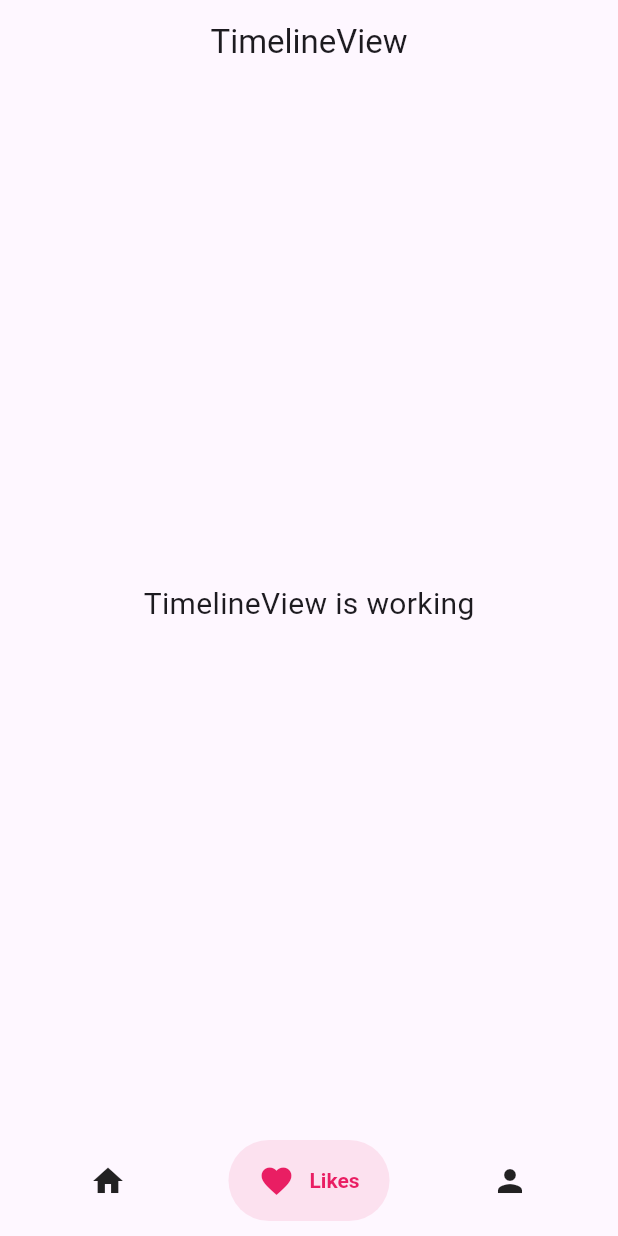
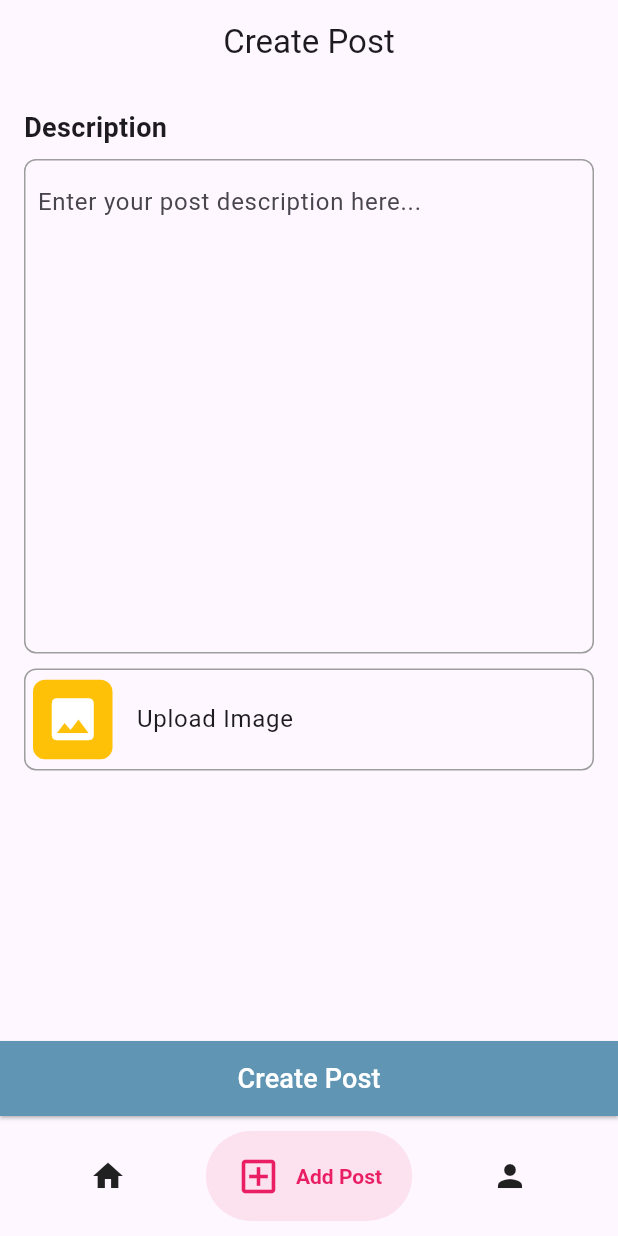
Before and after one commit to khmalz/polling-app, a Flutter app: the screen it shows once a user with an empty profile is signed in, item 2 of the bottom bar chosen, on a phone screen of 412 x 824 dp. Run offline on Flutter 3.47's test engine with Material 3 defaults, Android fonts, the phone set to English and light mode, and no system bars; drawn by our look-alikes of salomon_bottom_bar; our stand-ins replace firebase_auth, firebase_core, firebase_storage, get, image_picker; missing offline and left inert: firebase_app_check; accounts and stored records are empty; generated files the repository leaves out were written again.

Commit message:
add app_check plugin and add upload to firebase storage system

```diff
--- a/lib/app/modules/home/views/home_view.dart
+++ b/lib/app/modules/home/views/home_view.dart
@@ -1,6 +1,7 @@
 import 'package:flutter/material.dart';
 
 import 'package:get/get.dart';
+import 'package:polling_app/app/modules/post/views/post_view.dart';
 import 'package:polling_app/app/modules/profile/views/profile_view.dart';
 import 'package:polling_app/app/modules/timeline/views/timeline_view.dart';
 import 'package:salomon_bottom_bar/salomon_bottom_bar.dart';
@@ -18,7 +19,7 @@ class HomeView extends GetView<HomeController> {
           case 0:
             return const TimelineView();
           case 1:
-            return const TimelineView();
+            return const PostView();
           case 2:
             return const ProfileView();
           default:
@@ -39,10 +40,13 @@ class HomeView extends GetView<HomeController> {
               selectedColor: Colors.purple,
             ),
 
-            /// Likes
+            /// Create Post
             SalomonBottomBarItem(
-              icon: const Icon(Icons.favorite),
-              title: const Text("Likes"),
+              icon: const Icon(
+                Icons.add_box_outlined,
+                size: 30,
+              ),
+              title: const Text("Add Post"),
               selectedColor: Colors.pink,
             ),
 
--- /dev/null
+++ b/lib/app/modules/post/controllers/post_controller.dart
@@ -0,0 +1,77 @@
+import 'package:firebase_app_check/firebase_app_check.dart';
+import 'package:flutter/material.dart';
+import 'package:get/get.dart';
+import 'package:image_picker/image_picker.dart';
+import 'package:firebase_storage/firebase_storage.dart';
+import 'dart:io';
+
+class PostController extends GetxController {
+  var imageFile = Rx<File?>(null);
+  var isLoading = false.obs;
+  final picker = ImagePicker();
+  TextEditingController description = TextEditingController();
+
+  @override
+  void onInit() async {
+    String token = await FirebaseAppCheck.instance.getToken() ?? "";
+    debugPrint(token);
+    super.onInit();
+  }
+
+  Future<void> pickImage() async {
+    final pickedFile = await picker.pickImage(source: ImageSource.gallery);
+
+    if (pickedFile != null) {
+      imageFile.value = File(pickedFile.path);
+    } else {
+      debugPrint('No image selected.');
+    }
+  }
+
+  Future<String?> uploadImage() async {
+    if (imageFile.value != null) {
+      try {
+        isLoading.value = true;
+        String fileName = 'posts/${DateTime.now().millisecondsSinceEpoch}.png';
+        UploadTask uploadTask = FirebaseStorage.instance
+            .ref()
+            .child(fileName)
+            .putFile(imageFile.value!);
+
+        TaskSnapshot snapshot = await uploadTask;
+        String imageUrl = await snapshot.ref.getDownloadURL();
+
+        debugPrint(
+            'Image uploaded SUCCESSSSSSSSSSSSSSSSSSSSSSSSSSSSSSSSSSSSSSSSSSSSSSSSSS: $imageUrl');
+        isLoading.value = false;
+        return imageUrl;
+      } catch (e) {
+        debugPrint('Error uploading image: $e');
+        isLoading.value = false;
+        return null;
+      }
+    } else {
+      debugPrint('No image to upload');
+      return null;
+    }
+  }
+
+  Future<void> createPost() async {
+    if (description.text.isNotEmpty) {
+      String? imageUrl = await uploadImage();
+
+      if (imageUrl != null) {
+        debugPrint(
+            'Post created with image SUCCESSSSSSSSSSSSSSSSSSSSSSSSSSSSSSSSSSSSSSSSSSSSS: $imageUrl');
+      } else {
+        debugPrint('Post created without image');
+      }
+
+      // Reset the post creation state
+      imageFile.value = null;
+      description.clear();
+    } else {
+      debugPrint('Please provide a description');
+    }
+  }
+}
--- /dev/null
+++ b/lib/app/modules/post/views/post_view.dart
@@ -0,0 +1,132 @@
+import 'package:flutter/material.dart';
+import 'package:get/get.dart';
+import 'package:polling_app/app/data/constant/color.dart';
+import '../controllers/post_controller.dart';
+
+class PostView extends GetView<PostController> {
+  const PostView({super.key});
+
+  @override
+  Widget build(BuildContext context) {
+    final Size screenSize = MediaQuery.of(context).size;
+
+    return Scaffold(
+      appBar: AppBar(
+        title: const Text('Create Post'),
+        centerTitle: true,
+      ),
+      body: Obx(
+        () => Stack(
+          children: [
+            ListView(
+              padding: const EdgeInsets.only(
+                  bottom: 50, left: 16, right: 16, top: 16),
+              children: [
+                const Text(
+                  'Description',
+                  style: TextStyle(fontSize: 18, fontWeight: FontWeight.bold),
+                ),
+                const SizedBox(height: 8),
+                Container(
+                  height: screenSize.height * 0.4,
+                  padding: const EdgeInsets.all(8),
+                  decoration: BoxDecoration(
+                    border: Border.all(color: Colors.grey),
+                    borderRadius: BorderRadius.circular(8),
+                  ),
+                  child: TextField(
+                    controller: controller.description,
+                    keyboardType: TextInputType.multiline,
+                    maxLines: null,
+                    expands: true,
+                    decoration: const InputDecoration(
+                      border: InputBorder.none,
+                      hintText: 'Enter your post description here...',
+                    ),
+                  ),
+                ),
+                const SizedBox(height: 10),
+                ListTile(
+                  contentPadding: const EdgeInsets.all(5),
+                  title: const Text('Upload Image'),
+                  leading: Container(
+                    padding: const EdgeInsets.all(8),
+                    decoration: BoxDecoration(
+                      color: Colors.amber,
+                      borderRadius: BorderRadius.circular(8),
+                    ),
+                    child: const Icon(
+                      Icons.photo,
+                      size: 37,
+                      color: Colors.white,
+                    ),
+                  ),
+                  shape: RoundedRectangleBorder(
+                    side: const BorderSide(
+                      color: Colors.grey,
+                      width: 1,
+                    ),
+                    borderRadius: BorderRadius.circular(8),
+                  ),
+                  onTap: () => controller.pickImage(),
+                ),
+                if (controller.imageFile.value != null) ...[
+                  const SizedBox(height: 20),
+                  Container(
+                    width: double.infinity,
+                    decoration: BoxDecoration(
+                      border: Border.all(
+                        color: Colors.grey,
+                        width: 2,
+                      ),
+                      borderRadius: BorderRadius.circular(8),
+                    ),
+                    child: Padding(
+                      padding: const EdgeInsets.all(4),
+                      child: Image.file(
+                        controller.imageFile.value!,
+                        fit: BoxFit.cover,
+                      ),
+                    ),
+                  ),
+                  const SizedBox(height: 20),
+                ]
+              ],
+            ),
+            Align(
+              alignment: Alignment.bottomCenter,
+              child: SizedBox(
+                width: double.infinity,
+                height: 50,
+                child: ElevatedButton(
+                  style: ElevatedButton.styleFrom(
+                    backgroundColor: primary,
+                    shape: const RoundedRectangleBorder(
+                      borderRadius: BorderRadius.zero,
+                    ),
+                  ),
+                  onPressed: () => controller.createPost(),
+                  child: controller.isLoading.value
+                      ? const Text(
+                          'Loading...',
+                          style: TextStyle(
+                            fontSize: 18,
+                            color: textSecondary,
+                          ),
+                        )
+                      : const Text(
+                          'Create Post',
+                          style: TextStyle(
+                            fontSize: 18,
+                            color: textSecondary,
+                          ),
+                        ),
+                ),
+              ),
+            ),
+          ],
+        ),
+      ),
+    );
+  }
+}
--- a/lib/app/modules/register/controllers/register_controller.dart
+++ b/lib/app/modules/register/controllers/register_controller.dart
@@ -3,7 +3,6 @@ import 'package:flutter/material.dart';
 import 'package:get/get.dart';
 import 'package:polling_app/app/data/helper/snackbar_notification.dart';
 import 'package:polling_app/app/data/helper/validate_string.dart';
-import 'package:polling_app/app/routes/app_pages.dart';
 
 class RegisterController extends GetxController {
   RxBool isHidePassword = true.obs;
--- a/lib/app/routes/app_pages.dart
+++ b/lib/app/routes/app_pages.dart
@@ -4,6 +4,8 @@ import '../modules/home/bindings/home_binding.dart';
 import '../modules/home/views/home_view.dart';
 import '../modules/login/bindings/login_binding.dart';
 import '../modules/login/views/login_view.dart';
+import '../modules/post/bindings/post_binding.dart';
+import '../modules/post/views/post_view.dart';
 import '../modules/profile/bindings/profile_binding.dart';
 import '../modules/profile/views/profile_view.dart';
 import '../modules/register/bindings/register_binding.dart';
@@ -51,5 +53,10 @@ class AppPages {
       page: () => const ProfileView(),
       binding: ProfileBinding(),
     ),
+    GetPage(
+      name: _Paths.POST,
+      page: () => const PostView(),
+      binding: PostBinding(),
+    ),
   ];
 }
--- a/lib/app/routes/app_routes.dart
+++ b/lib/app/routes/app_routes.dart
@@ -9,6 +9,7 @@ abstract class Routes {
   static const SPLASH = _Paths.SPLASH;
   static const TIMELINE = _Paths.TIMELINE;
   static const PROFILE = _Paths.PROFILE;
+  static const POST = _Paths.POST;
 }
 
 abstract class _Paths {
@@ -19,4 +20,5 @@ abstract class _Paths {
   static const SPLASH = '/splash';
   static const TIMELINE = '/timeline';
   static const PROFILE = '/profile';
+  static const POST = '/post';
 }
--- a/lib/main.dart
+++ b/lib/main.dart
@@ -1,3 +1,4 @@
+import 'package:firebase_app_check/firebase_app_check.dart';
 import 'package:flutter/material.dart';
 
 import 'package:get/get.dart';
@@ -12,6 +13,11 @@ void main() async {
     options: DefaultFirebaseOptions.currentPlatform,
   );
 
+  await FirebaseAppCheck.instance.activate(
+    androidProvider: AndroidProvider.playIntegrity,
+    appleProvider: AppleProvider.deviceCheck,
+  );
+
   runApp(
     GetMaterialApp(
       title: "Polling App",
--- a/pubspec.yaml
+++ b/pubspec.yaml
@@ -13,6 +13,9 @@ dependencies:
   firebase_auth: 5.1.2
   salomon_bottom_bar: 3.3.2
   get_storage: 2.1.1
+  image_picker: 1.1.2
+  firebase_storage: 12.1.1
+  firebase_app_check: 0.3.0+3
   flutter:
     sdk: flutter
 
```
Also changed, not shown: lib/app/modules/home/controllers/home_controller.dart (+16 -5 lines), lib/app/modules/post/bindings/post_binding.dart (added, +12 -0 lines), pubspec.lock, 1 other file.
